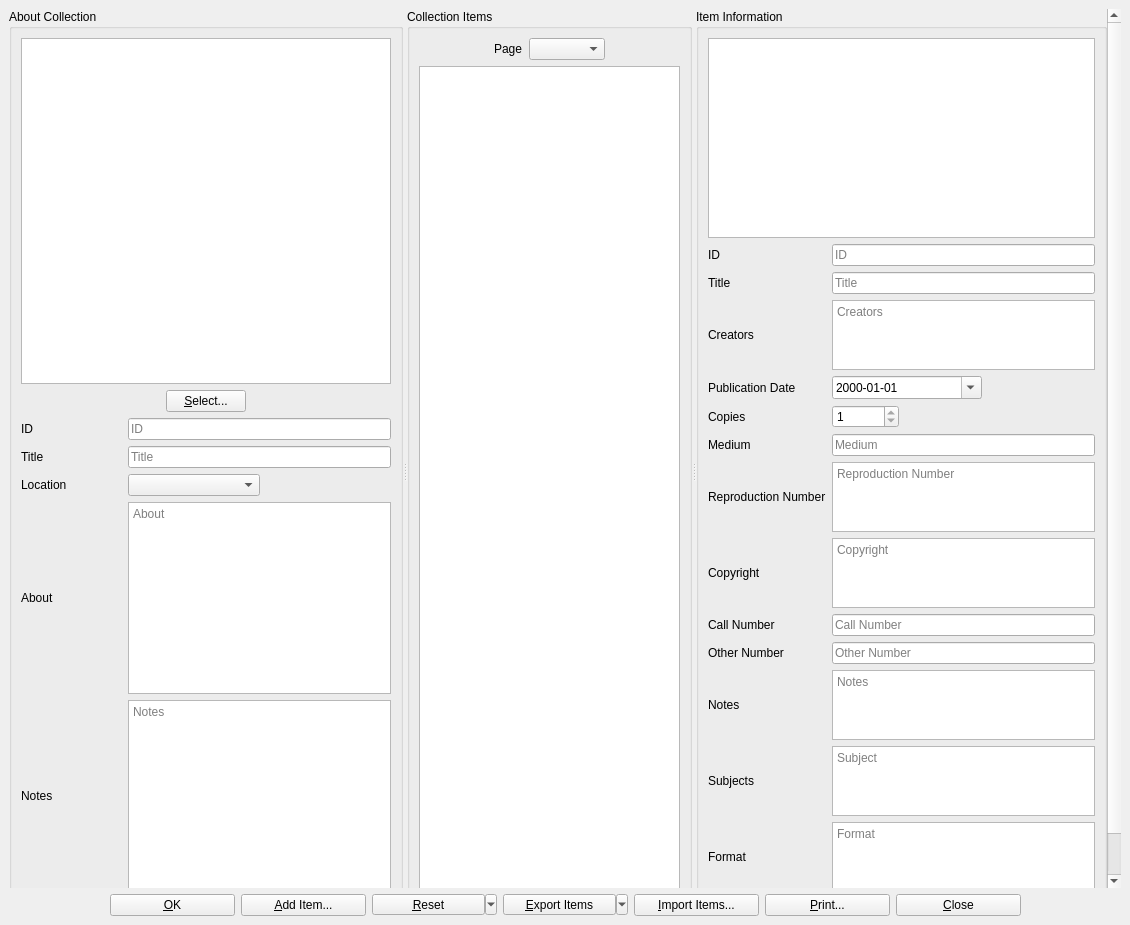
textbrowser/biblioteq, file UI/biblioteq_photographinfo.ui: the form before one commit.
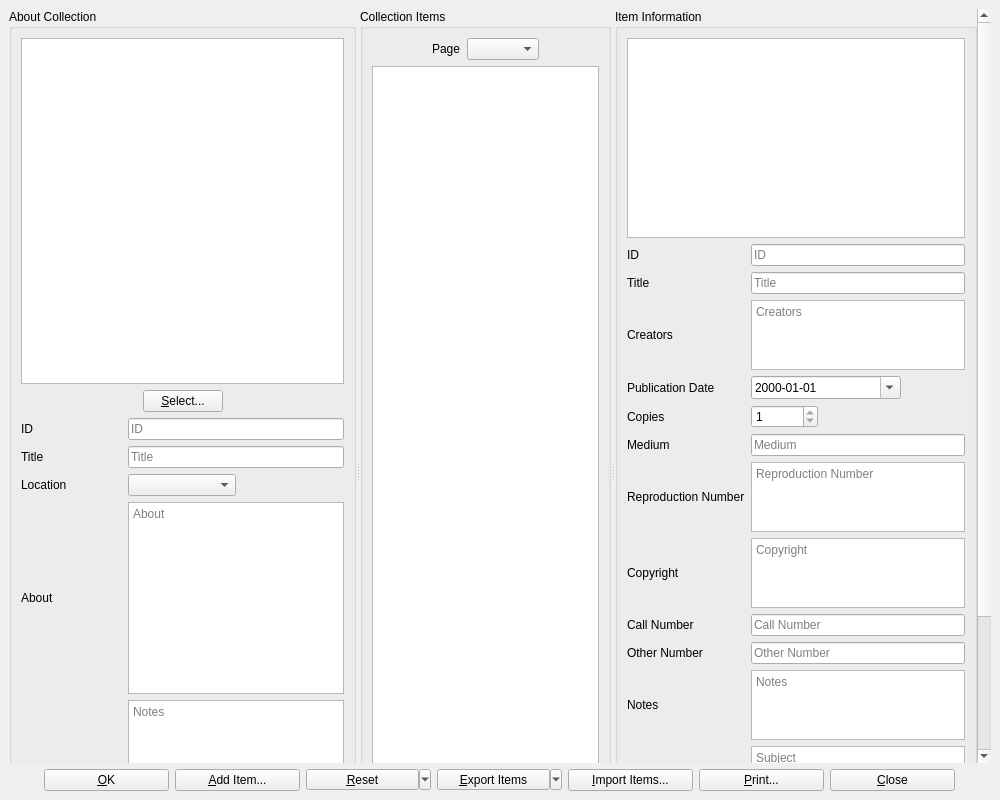
The form after the commit. Icons and pictures are not drawn. Custom widgets are drawn as their Qt base class.

The edit to the form file:
```diff
--- a/UI/biblioteq_photographinfo.ui
+++ b/UI/biblioteq_photographinfo.ui
@@ -6,8 +6,8 @@
    <rect>
     <x>0</x>
     <y>0</y>
-    <width>1130</width>
-    <height>925</height>
+    <width>1000</width>
+    <height>800</height>
    </rect>
   </property>
   <property name="windowTitle">
@@ -32,8 +32,8 @@
         <rect>
          <x>0</x>
          <y>0</y>
-         <width>1098</width>
-         <height>965</height>
+         <width>967</width>
+         <height>1110</height>
         </rect>
        </property>
        <layout class="QVBoxLayout" name="verticalLayout_2">
```
